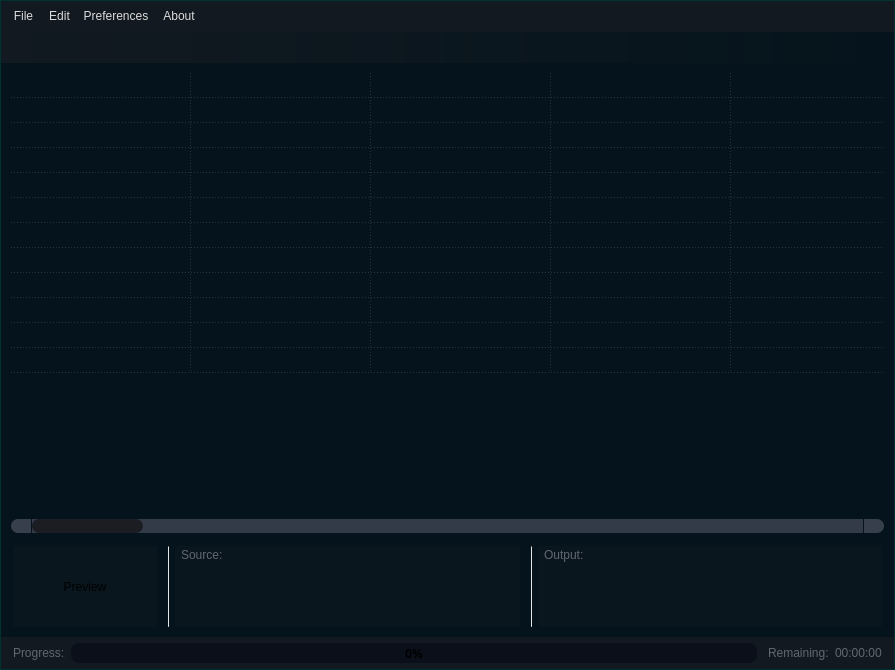
Qt form app/mainwindow.ui (TotalCaesar659/cine-encoder) before a commit.
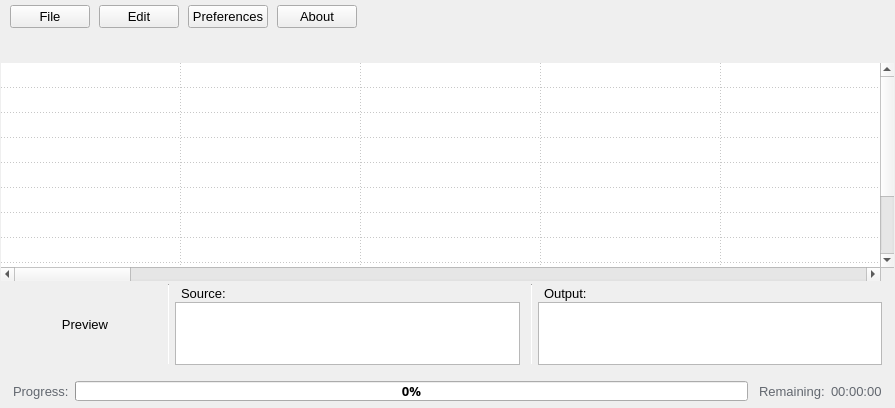
The same form after that commit. Icons and pictures are not drawn.

Diff of the .ui file:
```diff
--- a/app/mainwindow.ui
+++ b/app/mainwindow.ui
@@ -14,13 +14,13 @@
     <x>0</x>
     <y>0</y>
     <width>895</width>
-    <height>670</height>
+    <height>408</height>
    </rect>
   </property>
   <property name="minimumSize">
    <size>
     <width>895</width>
-    <height>670</height>
+    <height>400</height>
    </size>
   </property>
   <property name="maximumSize">
@@ -49,15 +49,6 @@
    <iconset resource="files.qrc">
     <normaloff>:/32x32/icons/Apagar/cine-encoder.png</normaloff>:/32x32/icons/Apagar/cine-encoder.png</iconset>
   </property>
-  <property name="styleSheet">
-   <string notr="true">QMainWindow {background: rgb(0, 50, 50); }
-QToolTip {
-	color: #ffffff;
-	background-color: rgba(27, 29, 35, 160);
-	border: 1px solid rgb(40, 40, 40);
-	border-radius: 2px;
-}</string>
-  </property>
   <property name="locale">
    <locale language="English" country="UnitedStates"/>
   </property>
@@ -71,14 +62,6 @@
    <property name="cursor">
     <cursorShape>ArrowCursor</cursorShape>
    </property>
-   <property name="styleSheet">
-    <string notr="true">background: transparent;
-color: rgb(210, 210, 210);
-
-QFrame {
-	background-color: transparent;
-}</string>
-   </property>
    <layout class="QGridLayout" name="gridLayout">
     <property name="leftMargin">
      <number>1</number>
@@ -109,7 +92,7 @@
       <property name="minimumSize">
        <size>
         <width>800</width>
-        <height>600</height>
+        <height>300</height>
        </size>
       </property>
       <property name="maximumSize">
@@ -118,16 +101,6 @@
         <height>2160</height>
        </size>
       </property>
-      <property name="styleSheet">
-       <string notr="true">QFrame {
-	background-color: rgb(5, 20, 28);
-}
-
-</string>
-      </property>
-      <property name="locale">
-       <locale language="English" country="UnitedStates"/>
-      </property>
       <property name="frameShape">
        <enum>QFrame::NoFrame</enum>
       </property>
@@ -174,78 +147,7 @@
           </size>
          </property>
          <property name="styleSheet">
-          <string notr="true">QScrollBar:horizontal {
-	border: none;
-	background: rgb(52, 59, 72);
-	height: 14px;
-	margin: 0px 21px 0 21px;
-	border-radius: 0px;
-}
-QScrollBar:vertical {
-	border: none;
-	background: rgb(52, 59, 72);
-	width: 14px;
-	margin: 21px 0 21px 0;
-	border-radius: 0px;
- }
-QScrollBar::handle:horizontal {
-	background: rgb(27, 29, 35);
-	min-width: 25px;
-	border-radius: 7px
-}
-QScrollBar::handle:vertical {	
-	background: rgb(27, 29, 35);
-	min-height: 25px;
-	border-radius: 7px
- }
-QScrollBar::add-line:horizontal {
-	border: none;
-	background: rgb(55, 63, 77);
-	width: 20px;
-	border-top-right-radius: 7px;
-	border-bottom-right-radius: 7px;
-	subcontrol-position: right;
-	subcontrol-origin: margin;
-}
-QScrollBar::add-line:vertical {
-	border: none;
-	background: rgb(55, 63, 77);
-	height: 20px;
-	border-bottom-left-radius: 7px;
-	border-bottom-right-radius: 7px;
-	subcontrol-position: bottom;
-	subcontrol-origin: margin;
- }
-QScrollBar::sub-line:horizontal {
-	border: none;
-	background: rgb(55, 63, 77);
-	width: 20px;
-	border-top-left-radius: 7px;
-	border-bottom-left-radius: 7px;
-	subcontrol-position: left;
-	subcontrol-origin: margin;
-}
-QScrollBar::sub-line:vertical {
-	border: none;
-	background: rgb(55, 63, 77);
-	height: 20px;
-	border-top-left-radius: 7px;
-	border-top-right-radius: 7px;
-	subcontrol-position: top;
-	subcontrol-origin: margin;
- }
-QScrollBar::up-arrow:horizontal, QScrollBar::down-arrow:horizontal {
-	background: none;
-}
-QScrollBar::up-arrow:vertical, QScrollBar::down-arrow:vertical {
-	background: none;
- }
-QScrollBar::add-page:horizontal, QScrollBar::sub-page:horizontal {
-	background: none;
-}
-QScrollBar::add-page:vertical, QScrollBar::sub-page:vertical {
-	background: none;
- }</string>
+          <string notr="true"/>
          </property>
          <property name="frameShape">
           <enum>QFrame::NoFrame</enum>
@@ -300,9 +202,6 @@
                 <height>81</height>
                </size>
               </property>
-              <property name="styleSheet">
-               <string notr="true">background-color: rgba(27, 29, 35, 50)</string>
-              </property>
               <property name="locale">
                <locale language="English" country="UnitedStates"/>
               </property>
@@ -353,9 +252,6 @@
                 <height>16777215</height>
                </size>
               </property>
-              <property name="styleSheet">
-               <string notr="true">background-color: rgb(200, 200, 200);</string>
-              </property>
               <property name="orientation">
                <enum>Qt::Vertical</enum>
               </property>
@@ -375,9 +271,6 @@
                 <height>81</height>
                </size>
               </property>
-              <property name="styleSheet">
-               <string notr="true">background-color: rgba(27, 29, 35, 50);</string>
-              </property>
               <property name="frameShape">
                <enum>QFrame::NoFrame</enum>
               </property>
@@ -413,10 +306,6 @@
                  </property>
                  <item>
                   <widget class="QLabel" name="label_1">
-                   <property name="styleSheet">
-                    <string notr="true">color: rgb(98, 103, 111);
-background-color: transparent;</string>
-                   </property>
                    <property name="text">
                     <string>Source:</string>
                    </property>
@@ -427,10 +316,6 @@
                    <property name="autoFillBackground">
                     <bool>false</bool>
                    </property>
-                   <property name="styleSheet">
-                    <string notr="true">color: rgb(98, 103, 111);
-background-color: transparent;</string>
-                   </property>
                    <property name="text">
                     <string/>
                    </property>
@@ -458,16 +343,11 @@
                 <widget class="QTextBrowser" name="textBrowser_1">
                  <property name="font">
                   <font>
+                   <family>Segoe UI</family>
                    <pointsize>10</pointsize>
+                   <kerning>true</kerning>
                   </font>
                  </property>
-                 <property name="styleSheet">
-                  <string notr="true">QTextBrowser {
-	color: rgb(210, 210, 210);
-	background-color: transparent;
-	border: 1px solid rgba(27, 29, 35, 0);
-}</string>
-                 </property>
                 </widget>
                </item>
               </layout>
@@ -497,9 +377,6 @@
                 <height>16777215</height>
                </size>
               </property>
-              <property name="styleSheet">
-               <string notr="true">background-color: rgb(200, 200, 200);</string>
-              </property>
               <property name="orientation">
                <enum>Qt::Vertical</enum>
               </property>
@@ -519,9 +396,6 @@
                 <height>81</height>
                </size>
               </property>
-              <property name="styleSheet">
-               <string notr="true">background-color: rgba(27, 29, 35, 50);</string>
-              </property>
               <property name="frameShape">
                <enum>QFrame::NoFrame</enum>
               </property>
@@ -557,10 +431,6 @@
                  </property>
                  <item>
                   <widget class="QLabel" name="label_2">
-                   <property name="styleSheet">
-                    <string notr="true">color: rgb(98, 103, 111);
-background-color: transparent;</string>
-                   </property>
                    <property name="text">
                     <string>Output:</string>
                    </property>
@@ -571,10 +441,6 @@
                    <property name="autoFillBackground">
                     <bool>false</bool>
                    </property>
-                   <property name="styleSheet">
-                    <string notr="true">color: rgb(98, 103, 111);
-background-color: transparent;</string>
-                   </property>
                    <property name="text">
                     <string/>
                    </property>
@@ -602,16 +468,11 @@
                 <widget class="QTextBrowser" name="textBrowser_2">
                  <property name="font">
                   <font>
+                   <family>Segoe UI</family>
                    <pointsize>10</pointsize>
+                   <kerning>true</kerning>
                   </font>
                  </property>
-                 <property name="styleSheet">
-                  <string notr="true">QTextBrowser {
-	color: rgb(210, 210, 210);
-	background-color: transparent;
-	border: 1px solid rgba(27, 29, 35, 0);
-}</string>
-                 </property>
                 </widget>
                </item>
               </layout>
@@ -642,9 +503,6 @@
            <height>32</height>
           </size>
          </property>
-         <property name="styleSheet">
-          <string notr="true">background-color: rgba(27, 29, 35, 150)</string>
-         </property>
          <property name="frameShape">
           <enum>QFrame::NoFrame</enum>
          </property>
@@ -713,8 +571,10 @@
             <property name="font">
              <font>
               <family>Noto Sans</family>
+              <pointsize>10</pointsize>
               <weight>75</weight>
               <bold>true</bold>
+              <kerning>true</kerning>
              </font>
             </property>
             <property name="focusPolicy">
@@ -727,22 +587,7 @@
              <bool>false</bool>
             </property>
             <property name="styleSheet">
-             <string notr="true">QProgressBar {
-text-align: center;
-border-top-left-radius: 8px;
-border-top-right-radius: 8px;
-border-bottom-left-radius: 8px;
-border-bottom-right-radius: 8px;
-background: rgba(10, 15, 25, 250);
-width: 15px;
-}
-QProgressBar::chunk {
-background: rgba(20, 60, 150, 220);
-border-top-left-radius: 8px;
-border-top-right-radius: 8px;
-border-bottom-left-radius: 8px;
-border-bottom-right-radius: 8px;
-}</string>
+             <string notr="true"/>
             </property>
             <property name="locale">
              <locale language="English" country="UnitedStates"/>
@@ -835,117 +680,7 @@
           </size>
          </property>
          <property name="styleSheet">
-          <string notr="true">QFrame {
-	background-color: rgb(5, 20, 28);
-}
-
-QTableWidget {	
-	background: rgb(5, 20, 28);
-	padding: 10px;
-	border-radius: 5px;
-	gridline-color: rgb(44, 49, 60);
-}
-QTableWidget::item {
-	border-color: rgb(44, 49, 60);
-	padding-left: 5px;
-	padding-right: 5px;
-	gridline-color: rgb(44, 49, 60);
-}
-QTableWidget::item:selected {
-	background-color: rgba(80, 140, 170, 80);
-}
-QTableWidget::horizontalHeader {	
-	background-color: rgb(81, 255, 0);
-}
-
-QHeaderView::section:horizontal {
-	border: 1px solid rgb(32, 34, 42);
-	background-color: rgb(27, 29, 35);
-	padding: 3px;
-	border-top-left-radius: 4px;
-	border-top-right-radius: 4px;
-}
-QHeaderView::section:vertical {
-	border: 1px solid rgb(32, 34, 42);
-	background-color: rgb(27, 29, 35);
-	padding: 3px;
-	border-top-left-radius: 4px;
-	border-bottom-left-radius: 4px;
-}
-
-
-QScrollBar:horizontal {
-	border: none;
-	background: rgb(52, 59, 72);
-	height: 14px;
-	margin: 0px 21px 0 21px;
-	border-radius: 0px;
-}
-QScrollBar:vertical {
-	border: none;
-	background: rgb(52, 59, 72);
-	width: 14px;
-	margin: 21px 0 21px 0;
-	border-radius: 0px;
- }
-QScrollBar::handle:horizontal {
-	background: rgb(27, 29, 35);
-	min-width: 25px;
-	border-radius: 7px
-}
-QScrollBar::handle:vertical {	
-	background: rgb(27, 29, 35);
-	min-height: 25px;
-	border-radius: 7px
- }
-QScrollBar::add-line:horizontal {
-	border: none;
-	background: rgb(55, 63, 77);
-	width: 20px;
-	border-top-right-radius: 7px;
-	border-bottom-right-radius: 7px;
-	subcontrol-position: right;
-	subcontrol-origin: margin;
-}
-QScrollBar::add-line:vertical {
-	border: none;
-	background: rgb(55, 63, 77);
-	height: 20px;
-	border-bottom-left-radius: 7px;
-	border-bottom-right-radius: 7px;
-	subcontrol-position: bottom;
-	subcontrol-origin: margin;
- }
-QScrollBar::sub-line:horizontal {
-	border: none;
-	background: rgb(55, 63, 77);
-	width: 20px;
-	border-top-left-radius: 7px;
-	border-bottom-left-radius: 7px;
-	subcontrol-position: left;
-	subcontrol-origin: margin;
-}
-QScrollBar::sub-line:vertical {
-	border: none;
-	background: rgb(55, 63, 77);
-	height: 20px;
-	border-top-left-radius: 7px;
-	border-top-right-radius: 7px;
-	subcontrol-position: top;
-	subcontrol-origin: margin;
- }
-QScrollBar::up-arrow:horizontal, QScrollBar::down-arrow:horizontal {
-	background: none;
-}
-QScrollBar::up-arrow:vertical, QScrollBar::down-arrow:vertical {
-	background: none;
- }
-QScrollBar::add-page:horizontal, QScrollBar::sub-page:horizontal {
-	background: none;
-}
-QScrollBar::add-page:vertical, QScrollBar::sub-page:vertical {
-	background: none;
- }</string>
+          <string notr="true"/>
          </property>
          <property name="frameShape">
           <enum>QFrame::NoFrame</enum>
@@ -998,8 +733,8 @@
             <property name="mouseTracking">
              <bool>false</bool>
             </property>
-            <property name="styleSheet">
-             <string notr="true"/>
+            <property name="acceptDrops">
+             <bool>true</bool>
             </property>
             <property name="frameShape">
              <enum>QFrame::NoFrame</enum>
@@ -1443,9 +1178,6 @@
            <height>31</height>
           </size>
          </property>
-         <property name="styleSheet">
-          <string notr="true">background-color: qlineargradient( x1:0 y1:0, x2:1 y2:0, stop:0 rgba(27, 29, 35, 150), stop:1 rgb(5, 20, 28));</string>
-         </property>
          <property name="frameShape">
           <enum>QFrame::NoFrame</enum>
          </property>
@@ -1892,9 +1624,6 @@
          <property name="acceptDrops">
           <bool>false</bool>
          </property>
-         <property name="styleSheet">
-          <string notr="true">background-color: rgba(27, 29, 35, 150)</string>
-         </property>
          <property name="frameShape">
           <enum>QFrame::NoFrame</enum>
          </property>
@@ -1931,29 +1660,6 @@
             <property name="toolTip">
              <string>File</string>
             </property>
-            <property name="styleSheet">
-             <string notr="true">QPushButton {	
-	border: none;
-	color: rgb(220, 220, 220);
-	background-color: transparent;
-}
-QPushButton:hover {
-	border: none;
-	color: rgb(85, 170, 255);
-	background-color: transparent;
-}
-QPushButton:pressed {	
-	border: none;
-	color: rgb(52, 59, 72);
-	background-color: transparent;
-}
-QPushButton::menu-indicator {	
-	height: 0px;
-	background-color: transparent;
-}
-
-</string>
-            </property>
             <property name="text">
              <string>File</string>
             </property>
@@ -1970,28 +1676,6 @@
             <property name="toolTip">
              <string>About</string>
             </property>
-            <property name="styleSheet">
-             <string notr="true">QPushButton {	
-	border: none;
-	color: rgb(220, 220, 220);
-	background-color: transparent;
-}
-QPushButton:hover {
-	border: none;
-	color: rgb(85, 170, 255);
-	background-color: transparent;
-}
-QPushButton:pressed {	
-	border: none;
-	color: rgb(52, 59, 72);
-	background-color: transparent;
-}
-QPushButton::menu-indicator {	
-	height: 0px;
-	background-color: transparent;
-}
-</string>
-            </property>
             <property name="text">
              <string>About</string>
             </property>
@@ -2041,26 +1725,7 @@
              <string>Edit</string>
             </property>
             <property name="styleSheet">
-             <string notr="true">QPushButton {	
-	border: none;
-	color: rgb(220, 220, 220);
-	background-color: transparent;
-}
-QPushButton:hover {
-	border: none;
-	color: rgb(85, 170, 255);
-	background-color: transparent;
-}
-QPushButton:pressed {	
-	border: none;
-	color: rgb(52, 59, 72);
-	background-color: transparent;
-}
-QPushButton::menu-indicator {	
-	height: 0px;
-	background-color: transparent;
-}
-</string>
+             <string notr="true"/>
             </property>
             <property name="text">
              <string>Edit</string>
@@ -2122,28 +1787,6 @@
             <property name="toolTip">
              <string>Preferences</string>
             </property>
-            <property name="styleSheet">
-             <string notr="true">QPushButton {	
-	border: none;
-	color: rgb(220, 220, 220);
-	background-color: transparent;
-}
-QPushButton:hover {
-	border: none;
-	color: rgb(85, 170, 255);
-	background-color: transparent;
-}
-QPushButton:pressed {	
-	border: none;
-	color: rgb(52, 59, 72);
-	background-color: transparent;
-}
-QPushButton::menu-indicator {	
-	height: 0px;
-	background-color: transparent;
-}
-</string>
-            </property>
             <property name="text">
              <string>Preferences</string>
             </property>
```
Left out of the diff: 13 changed lines with no effect on the pictures.
